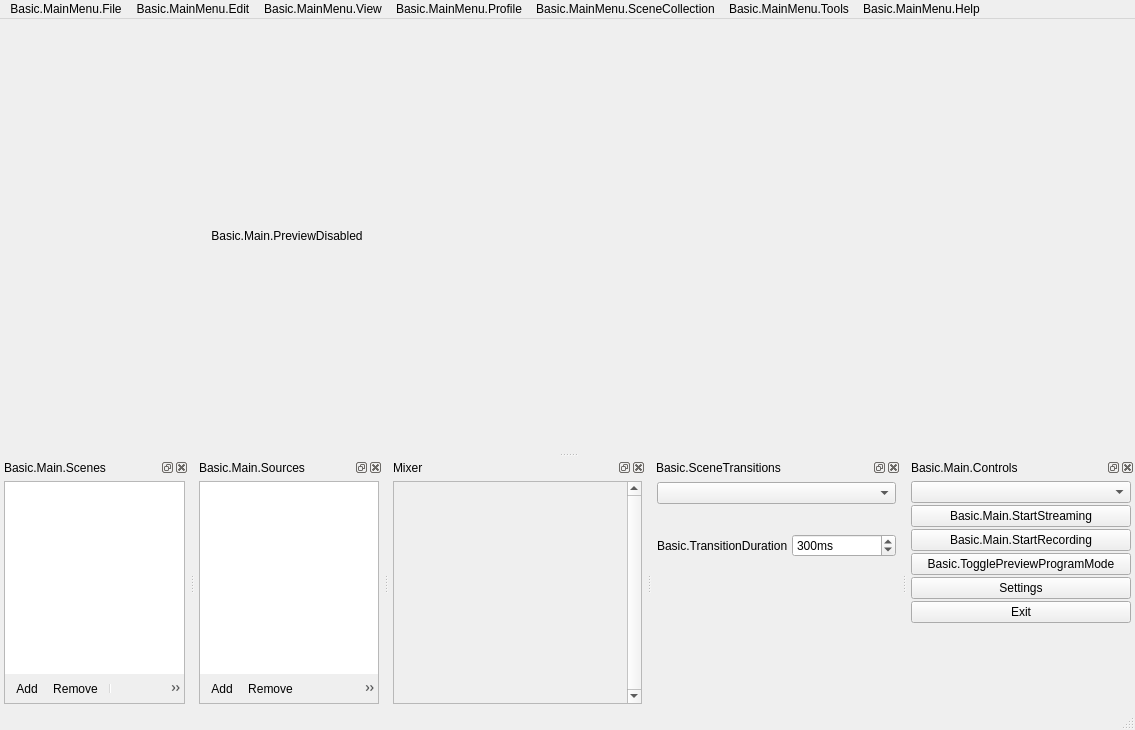
This is UI/forms/OBSBasic.ui in gechangli/obs-studio as Qt 5 draws it before an edit. The edited form follows.
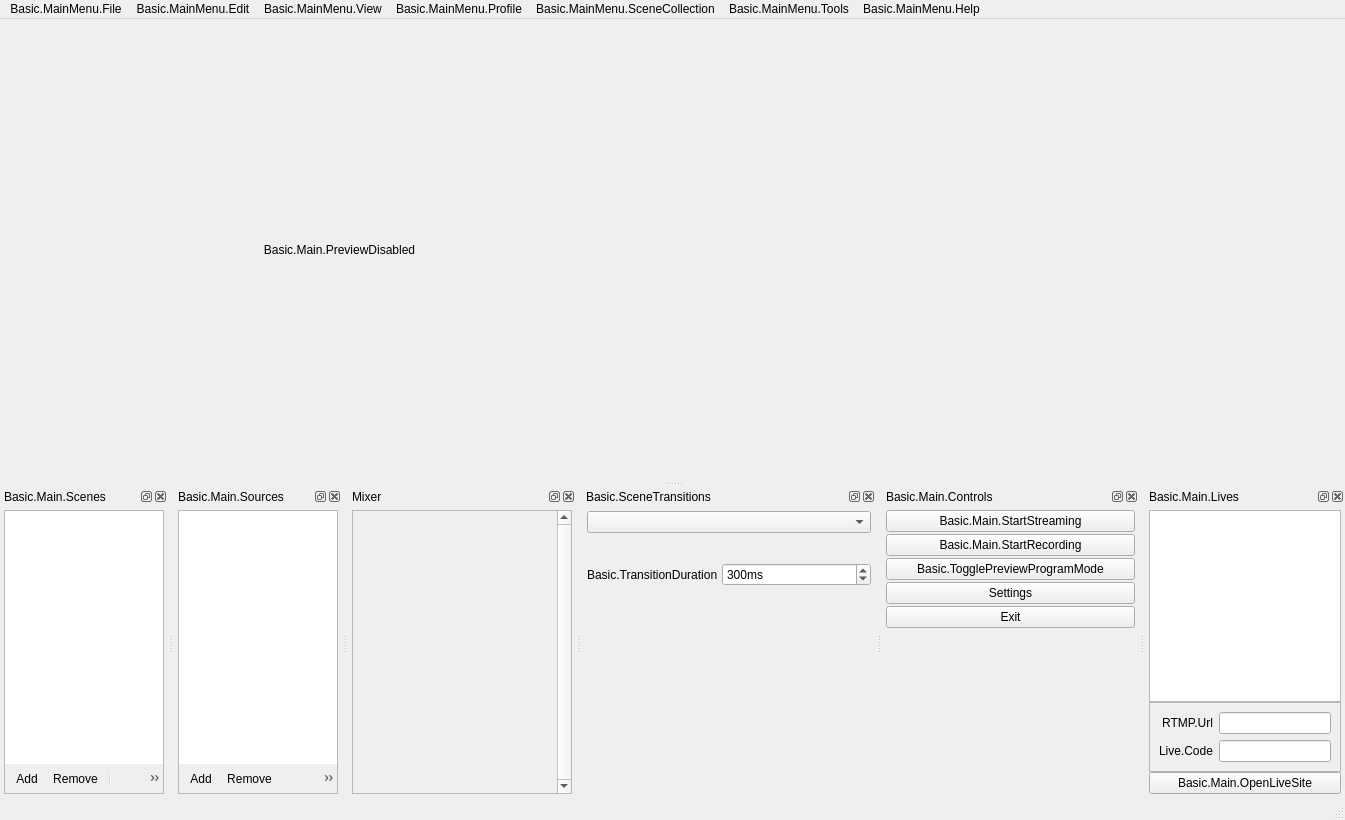
This is the edited form. Icons and pictures are not drawn. Custom widgets are drawn as their Qt base class.

What changed in the file:
```diff
--- a/UI/forms/OBSBasic.ui
+++ b/UI/forms/OBSBasic.ui
@@ -7,8 +7,8 @@
    <rect>
     <x>0</x>
     <y>0</y>
-    <width>1135</width>
-    <height>730</height>
+    <width>1345</width>
+    <height>820</height>
    </rect>
   </property>
   <property name="sizePolicy">
@@ -102,7 +102,7 @@
     <rect>
      <x>0</x>
      <y>0</y>
-     <width>1135</width>
+     <width>1345</width>
      <height>26</height>
     </rect>
    </property>
@@ -663,6 +663,18 @@
    </widget>
   </widget>
   <widget class="QDockWidget" name="transitionsDock">
+   <property name="sizePolicy">
+    <sizepolicy hsizetype="Preferred" vsizetype="Preferred">
+     <horstretch>0</horstretch>
+     <verstretch>0</verstretch>
+    </sizepolicy>
+   </property>
+   <property name="minimumSize">
+    <size>
+     <width>294</width>
+     <height>116</height>
+    </size>
+   </property>
    <property name="features">
     <set>QDockWidget::AllDockWidgetFeatures</set>
    </property>
@@ -910,6 +922,12 @@
    </widget>
   </widget>
   <widget class="QDockWidget" name="controlsDock">
+   <property name="minimumSize">
+    <size>
+     <width>257</width>
+     <height>183</height>
+    </size>
+   </property>
    <property name="features">
     <set>QDockWidget::AllDockWidgetFeatures</set>
    </property>
@@ -936,9 +954,6 @@
      <property name="bottomMargin">
       <number>4</number>
      </property>
-     <item>
-      <widget class="QComboBox" name="livePlatforms"/>
-     </item>
      <item>
       <widget class="QPushButton" name="streamButton">
        <property name="enabled">
@@ -1032,6 +1047,89 @@
     </layout>
    </widget>
   </widget>
+  <widget class="QDockWidget" name="liveDock_2">
+   <property name="windowTitle">
+    <string>Basic.Main.Lives</string>
+   </property>
+   <attribute name="dockWidgetArea">
+    <number>8</number>
+   </attribute>
+   <widget class="QWidget" name="dockWidgetContents">
+    <property name="layoutDirection">
+     <enum>Qt::LeftToRight</enum>
+    </property>
+    <layout class="QVBoxLayout" name="verticalLayout_7">
+     <property name="spacing">
+      <number>0</number>
+     </property>
+     <property name="leftMargin">
+      <number>4</number>
+     </property>
+     <property name="topMargin">
+      <number>4</number>
+     </property>
+     <property name="rightMargin">
+      <number>4</number>
+     </property>
+     <property name="bottomMargin">
+      <number>4</number>
+     </property>
+     <item>
+      <widget class="QListWidget" name="liveList"/>
+     </item>
+     <item>
+      <widget class="QFrame" name="liveFrame">
+       <property name="frameShape">
+        <enum>QFrame::StyledPanel</enum>
+       </property>
+       <property name="frameShadow">
+        <enum>QFrame::Raised</enum>
+       </property>
+       <layout class="QGridLayout" name="gridLayout">
+        <item row="0" column="0">
+         <widget class="QLabel" name="rtmpUrlLabel">
+          <property name="text">
+           <string>RTMP.Url</string>
+          </property>
+          <property name="alignment">
+           <set>Qt::AlignRight|Qt::AlignTrailing|Qt::AlignVCenter</set>
+          </property>
+         </widget>
+        </item>
+        <item row="0" column="1">
+         <widget class="QLineEdit" name="rtmpUrlEdit"/>
+        </item>
+        <item row="1" column="0">
+         <widget class="QLabel" name="liveCodeLabel">
+          <property name="text">
+           <string>Live.Code</string>
+          </property>
+          <property name="alignment">
+           <set>Qt::AlignRight|Qt::AlignTrailing|Qt::AlignVCenter</set>
+          </property>
+         </widget>
+        </item>
+        <item row="1" column="1">
+         <widget class="QLineEdit" name="liveCodeEdit"/>
+        </item>
+       </layout>
+       <zorder>rtmpUrlLabel</zorder>
+       <zorder>liveList</zorder>
+       <zorder>rtmpUrlEdit</zorder>
+       <zorder>liveCodeLabel</zorder>
+       <zorder>liveCodeEdit</zorder>
+      </widget>
+     </item>
+     <item>
+      <widget class="QPushButton" name="liveOpenButton">
+       <property name="text">
+        <string>Basic.Main.OpenLiveSite</string>
+       </property>
+      </widget>
+     </item>
+    </layout>
+   </widget>
+  </widget>
   <action name="actionAddScene">
    <property name="icon">
     <iconset resource="obs.qrc">
```
